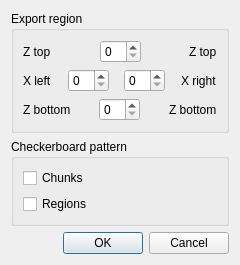
The window that pngexport.ui (mrkite/minutor) describes before a commit, drawn with Qt 5.
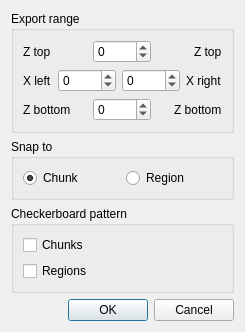
The same window after the commit.

Commit message:
Snap png export to chunk or region (#290)
* add snap distance for PNG export

selectable snap to Chunk or Region (it was forced Chunk before)
store this selection in settings
remove question mark from dialogs title bar

* improve squeezing export range at borders

now we force a Chunk or Region to be left when hitting the world border, depending on the "snap" that is selected
(not handled when changed "snap" just before)

What changed in the file:
```diff
--- a/pngexport.ui
+++ b/pngexport.ui
@@ -7,7 +7,7 @@
     <x>0</x>
     <y>0</y>
     <width>240</width>
-    <height>237</height>
+    <height>303</height>
    </rect>
   </property>
   <property name="windowTitle">
@@ -17,7 +17,7 @@
    <item>
     <widget class="QGroupBox" name="groupBox">
      <property name="title">
-      <string>Export region</string>
+      <string>Export range</string>
      </property>
      <layout class="QVBoxLayout" name="verticalLayout_3">
       <item>
@@ -44,6 +44,15 @@
         </item>
         <item>
          <widget class="QSpinBox" name="spinBox_top">
+          <property name="keyboardTracking">
+           <bool>false</bool>
+          </property>
+          <property name="minimum">
+           <number>-4096</number>
+          </property>
+          <property name="maximum">
+           <number>4095</number>
+          </property>
           <property name="singleStep">
            <number>16</number>
           </property>
@@ -95,6 +104,15 @@
         </item>
         <item>
          <widget class="QSpinBox" name="spinBox_left">
+          <property name="keyboardTracking">
+           <bool>false</bool>
+          </property>
+          <property name="minimum">
+           <number>-4096</number>
+          </property>
+          <property name="maximum">
+           <number>4095</number>
+          </property>
           <property name="singleStep">
            <number>16</number>
           </property>
@@ -115,6 +133,15 @@
         </item>
         <item>
          <widget class="QSpinBox" name="spinBox_right">
+          <property name="keyboardTracking">
+           <bool>false</bool>
+          </property>
+          <property name="minimum">
+           <number>-4096</number>
+          </property>
+          <property name="maximum">
+           <number>4095</number>
+          </property>
           <property name="singleStep">
            <number>16</number>
           </property>
@@ -166,6 +193,15 @@
         </item>
         <item>
          <widget class="QSpinBox" name="spinBox_bottom">
+          <property name="keyboardTracking">
+           <bool>false</bool>
+          </property>
+          <property name="minimum">
+           <number>-4096</number>
+          </property>
+          <property name="maximum">
+           <number>4095</number>
+          </property>
           <property name="singleStep">
            <number>16</number>
           </property>
@@ -196,6 +232,32 @@
      </layout>
     </widget>
    </item>
+   <item>
+    <widget class="QGroupBox" name="groupBox_3">
+     <property name="title">
+      <string>Snap to</string>
+     </property>
+     <layout class="QHBoxLayout" name="horizontalLayout_4">
+      <item>
+       <widget class="QRadioButton" name="radioButton_chunk">
+        <property name="text">
+         <string>Chunk</string>
+        </property>
+        <property name="checked">
+         <bool>true</bool>
+        </property>
+       </widget>
+      </item>
+      <item>
+       <widget class="QRadioButton" name="radioButton_region">
+        <property name="text">
+         <string>Region</string>
+        </property>
+       </widget>
+      </item>
+     </layout>
+    </widget>
+   </item>
    <item>
     <widget class="QGroupBox" name="groupBox_2">
      <property name="title">
```
The commit also changes 4 other files.
